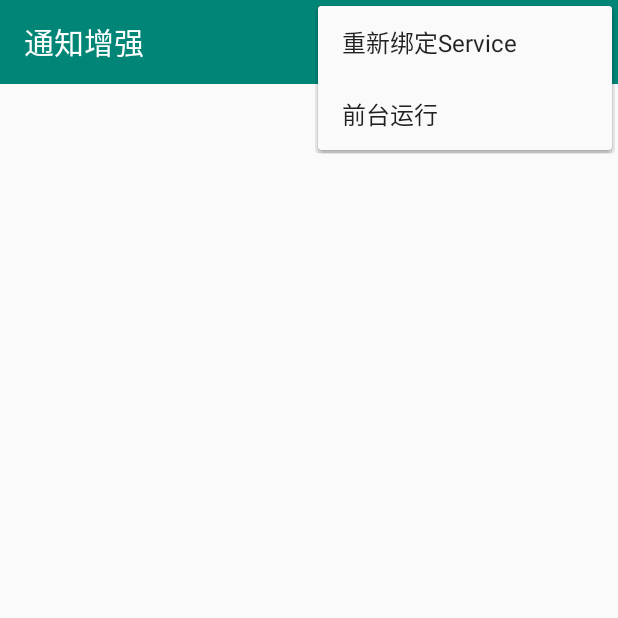
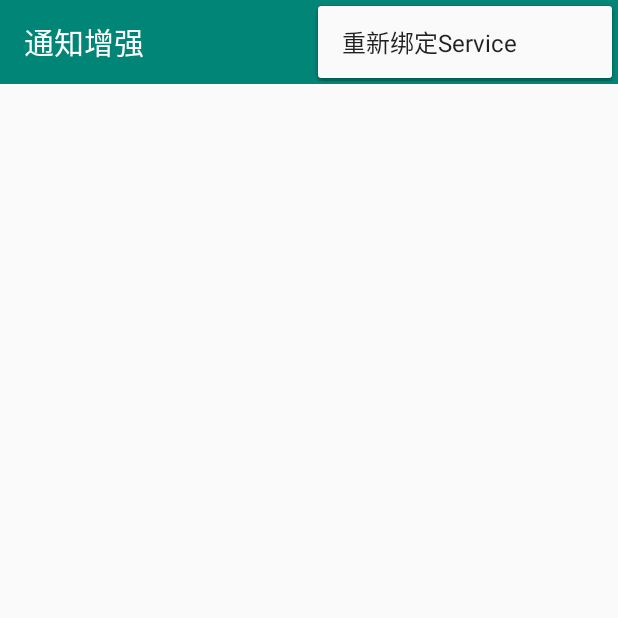
Before and after one commit to rty813/GFRemind, an Android app: the screen it shows after launch (MainActivity), with the options menu open, on a phone screen of 412 x 824 dp, the top half of it. Run offline under Robolectric (Android 15) with nearby library versions, the phone set to English and light mode, and no system bars; libraries missing offline, so code that uses them is left out: com.yanzhenjie.recyclerview; plain views replace SwipeMenuRecyclerView; 5 statements that could not run were skipped.

Commit message:
表面修改了一部分东西

```diff
--- a/app/src/main/java/xyz/rty813/gfremind/MainActivity.java
+++ b/app/src/main/java/xyz/rty813/gfremind/MainActivity.java
@@ -45,9 +45,6 @@ public class MainActivity extends AppCompatActivity {
                 switch (menuItem.getItemId()) {
                     case R.id.btnRebind:
                         toggleNotificationListenerService();
-                        break;
-                    case R.id.btnForeground:
-                        startService(new Intent(MainActivity.this, MyNotificationListenerService.class));
                         break;
                     default:
                         break;
--- a/app/src/main/java/xyz/rty813/gfremind/MyNotificationListenerService.java
+++ b/app/src/main/java/xyz/rty813/gfremind/MyNotificationListenerService.java
@@ -19,7 +19,8 @@ public class MyNotificationListenerService extends NotificationListenerService {
     private final static String TAG = "NotificationListenerService";
 
     @Override
-    public int onStartCommand(Intent intent, int flags, int startId) {
+    public void onCreate() {
+        super.onCreate();
         NotificationCompat.Builder builder;
         if (android.os.Build.VERSION.SDK_INT >= android.os.Build.VERSION_CODES.O) {
             builder = new NotificationCompat.Builder(this, "4");
@@ -35,7 +36,6 @@ public class MyNotificationListenerService extends NotificationListenerService {
                 .build();
 
         startForeground(110, notification);
-        return START_STICKY;
     }
 
     @Override
--- a/app/src/main/res/menu/menu.xml
+++ b/app/src/main/res/menu/menu.xml
@@ -3,7 +3,4 @@
     <item
         android:id="@+id/btnRebind"
         android:title="重新绑定Service"/>
-    <item
-        android:id="@+id/btnForeground"
-        android:title="前台运行" />
 </menu>
```
